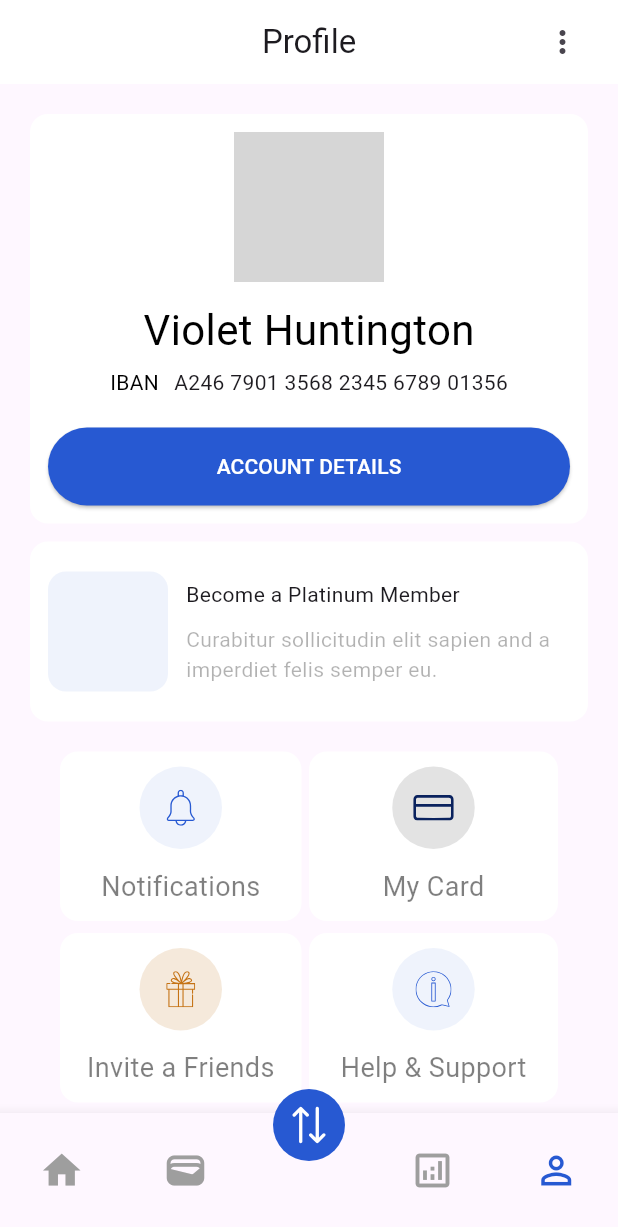
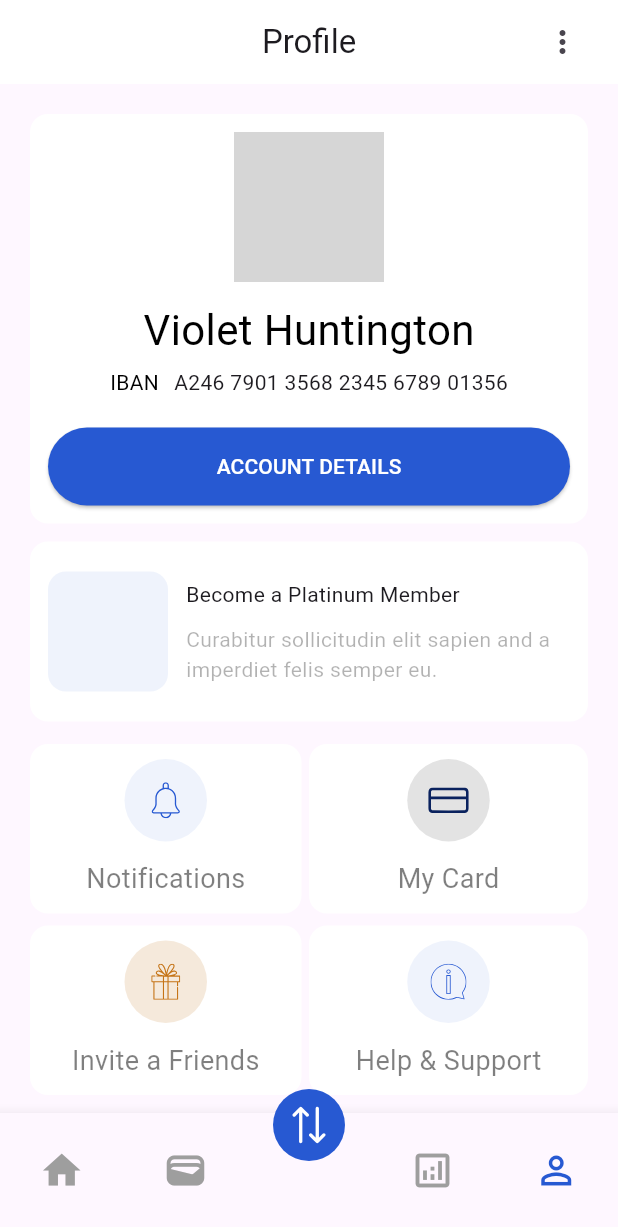
Before and after one commit to mazzlaxaani/RemPro, a Flutter app: the screen it shows after launch, item 5 of the bottom bar chosen, on a phone screen of 412 x 824 dp. Shown: the top 1227 px of the screen. Run offline on Flutter 3.47's test engine with Material 3 defaults, Android fonts, the phone set to English and light mode, and no system bars; our stand-ins replace flutter_svg, gap; grey boxes are pictures that could not be loaded.

Commit message:
initial commit
new projuct upload github

```diff
--- a/lib/profilepage.dart
+++ b/lib/profilepage.dart
@@ -117,7 +117,7 @@ class _ProfilePageState extends State<ProfilePage> {
                 ),
               ),
               Container(
-                padding: const EdgeInsets.all(20),
+                padding: const EdgeInsets.only(top: 15),
                 width: double.infinity,
                 child: Column(
                   children: [
```
